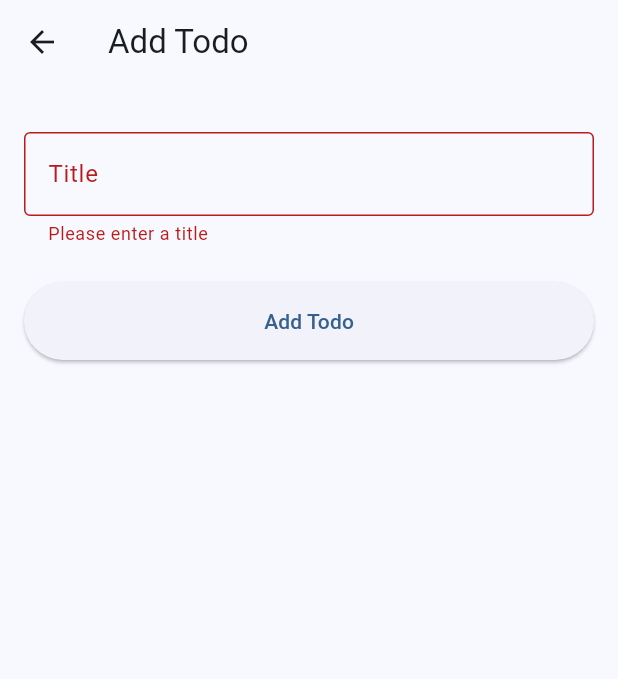
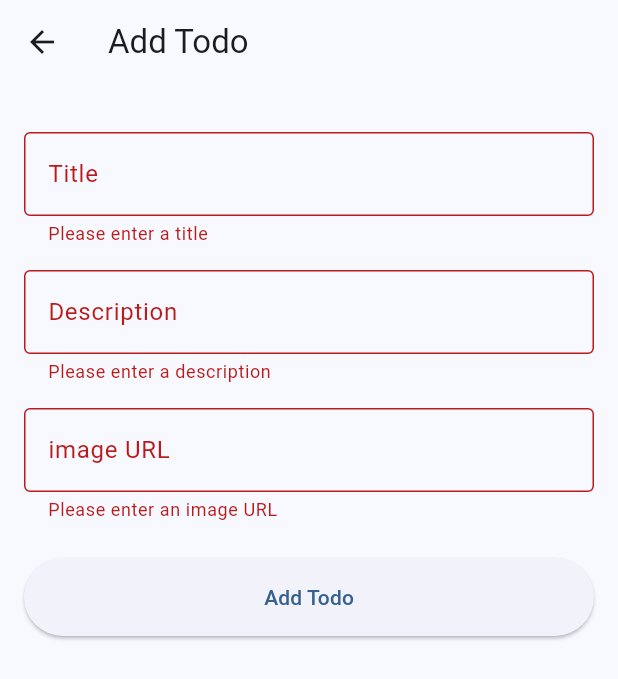
Before and after one commit to getflip/flutter_workshop_todo_app, a Flutter app: the TodoFormScreen screen opened directly, after a tap on "Add Todo", on a phone screen of 412 x 824 dp. Shown: the top 679 px of the screen. Run offline on Flutter 3.47's test engine with Material 3 defaults, Android fonts, the phone set to English and light mode, and no system bars; our stand-ins replace equatable, flutter_bloc, freezed_annotation, get_it, injectable and 1 more; missing offline and left inert: dart:ffi; accounts and stored records are empty; network calls fail.

Commit message:
extend DTOs and internal data structures with new fields together with new fields in task creation widget

```diff
--- a/lib/features/todo/data/datasources/todo_remote_datasource.dart
+++ b/lib/features/todo/data/datasources/todo_remote_datasource.dart
@@ -4,14 +4,14 @@ import 'dart:developer';
 import 'package:http/http.dart' as http;
 import 'package:injectable/injectable.dart';
 import 'package:uuid/uuid.dart';
+import 'package:uuid/v4.dart';
 
 import '../models/todo_dto.dart';
 
 @injectable
 class TodoRemoteDataSource {
   final http.Client _client;
-  // TODO: Replace this with the URL we provide you
-  final String baseUrl = 'https://6825aa0f0f0188d7e72ddd9a.mockapi.io/api/v1';
+  final String baseUrl = 'https://6835745dcd78db2058c1928b.mockapi.io';
 
   TodoRemoteDataSource(this._client);
 
@@ -24,7 +24,7 @@ class TodoRemoteDataSource {
         log('API Response: ${response.body}');
         return jsonList.map((json) => TodoDTO.fromJson(json)).toList();
       } else {
-        throw Exception('Failed to load todos: ${response.statusCode}');
+        throw Exception('Failed to load todos: ${response.statusCode} \n ${response.body}');
       }
     } catch (e) {
       log('Error fetching todos: $e');
@@ -32,9 +32,16 @@ class TodoRemoteDataSource {
     }
   }
 
-  Future<TodoDTO> addTodo(String title) async {
+  Future<TodoDTO> addTodo(String title, String description, String imageUrl) async {
     try {
-      final newTodo = {'title': title, 'createdAtSeconds': DateTime.now().millisecondsSinceEpoch ~/ 1000};
+      final newTodo = {
+        'id': generateId(),
+        'title': title,
+        'createdAtSeconds': DateTime.now().millisecondsSinceEpoch ~/ 1000,
+        'isDone': false,
+        'imageUrl': imageUrl,
+        'description': description,
+      };
 
       log('Sending todo: ${json.encode(newTodo)}');
 
@@ -53,7 +60,7 @@ class TodoRemoteDataSource {
         // If the API response is not in the expected format, transform it
         return TodoDTO.fromJson(responseData);
       } else {
-        throw Exception('Failed to create todo: ${response.statusCode}');
+        throw Exception('Failed to create todo: ${response.statusCode} \n ${response.body}');
       }
     } catch (e) {
       log('Error adding todo: $e');
--- a/lib/features/todo/data/models/todo_dto.dart
+++ b/lib/features/todo/data/models/todo_dto.dart
@@ -11,6 +11,9 @@ class TodoDTO with _$TodoDTO {
     required String id,
     required String title,
     int? createdAtSeconds,
+    required bool isDone,
+    String? description,
+    String? imageUrl,
   }) = _TodoDTO;
 
   factory TodoDTO.fromJson(Map<String, dynamic> json) => _$TodoDTOFromJson(json);
--- a/lib/features/todo/data/repositories/todo_repository.dart
+++ b/lib/features/todo/data/repositories/todo_repository.dart
@@ -34,10 +34,10 @@ class TodoRepository {
   }
 
   // Add a new todo remotely
-  Future<void> addTodo(String title) async {
+  Future<void> addTodo(String title, String description, String imageUrl) async {
     try {
       // Add todo remotely
-      await remoteDataSource.addTodo(title);
+      await remoteDataSource.addTodo(title, description, imageUrl);
     } catch (e) {
       log('Error adding remote todo: $e');
     }
@@ -51,10 +51,10 @@ class TodoRepository {
         createdAt = DateTime.fromMillisecondsSinceEpoch(dto.createdAtSeconds! * 1000);
       }
 
-      return TodoModel(id: dto.id, title: dto.title, createdAt: createdAt);
+      return TodoModel(id: dto.id, title: dto.title, createdAt: createdAt, isDone: dto.isDone);
     } catch (e) {
       log('Error mapping DTO to model: $e');
-      return TodoModel(id: const Uuid().v4(), title: 'Unknown title', createdAt: DateTime.now());
+      return TodoModel(id: const Uuid().v4(), title: 'Unknown title', createdAt: DateTime.now(), isDone: false);
     }
   }
 }
--- a/lib/features/todo/domain/models/todo_model.dart
+++ b/lib/features/todo/domain/models/todo_model.dart
@@ -1,3 +1,5 @@
+import 'dart:ffi';
+
 import 'package:freezed_annotation/freezed_annotation.dart';
 import 'package:intl/intl.dart';
 
@@ -8,7 +10,7 @@ part 'todo_model.g.dart';
 class TodoModel with _$TodoModel {
   const TodoModel._();
 
-  const factory TodoModel({required String id, required String title, DateTime? createdAt}) =
+  const factory TodoModel({required String id, required String title, DateTime? createdAt, String? imageUrl, String? description, required bool isDone}) =
       _TodoModel;
 
   DateTime get effectiveCreatedAt => createdAt ?? DateTime.now();
--- a/lib/features/todo/presentation/cubits/todo_cubit.dart
+++ b/lib/features/todo/presentation/cubits/todo_cubit.dart
@@ -21,10 +21,10 @@ class TodoCubit extends Cubit<TodoState> {
     }
   }
 
-  Future<void> addTodo(String title) async {
+  Future<void> addTodo(String title, String description, String imageUrl) async {
     try {
       emit(TodosLoading());
-      await _repository.addTodo(title);
+      await _repository.addTodo(title, description, imageUrl);
       await loadTodos();
     } catch (e) {
       emit(TodosError(message: e.toString()));
--- a/lib/features/todo/presentation/screens/todo_form_screen.dart
+++ b/lib/features/todo/presentation/screens/todo_form_screen.dart
@@ -13,16 +13,24 @@ class TodoFormScreen extends StatefulWidget {
 class _TodoFormScreenState extends State<TodoFormScreen> {
   final _formKey = GlobalKey<FormState>();
   final _titleController = TextEditingController();
+  final _descriptionController = TextEditingController();
+  final _imageUrlController = TextEditingController();
 
   @override
   void dispose() {
     _titleController.dispose();
+    _descriptionController.dispose();
+    _imageUrlController.dispose();
     super.dispose();
   }
 
   void _submitForm() {
     if (_formKey.currentState?.validate() ?? false) {
-      context.read<TodoCubit>().addTodo(_titleController.text);
+      context.read<TodoCubit>().addTodo(
+        _titleController.text,
+        _descriptionController.text,
+        _imageUrlController.text,
+      );
       Navigator.pop(context);
     }
   }
@@ -41,7 +49,10 @@ class _TodoFormScreenState extends State<TodoFormScreen> {
               const SizedBox(height: 16),
               TextFormField(
                 controller: _titleController,
-                decoration: const InputDecoration(labelText: 'Title', border: OutlineInputBorder()),
+                decoration: const InputDecoration(
+                  labelText: 'Title',
+                  border: OutlineInputBorder(),
+                ),
                 validator: (value) {
                   if (value == null || value.isEmpty) {
                     return 'Please enter a title';
@@ -49,10 +60,40 @@ class _TodoFormScreenState extends State<TodoFormScreen> {
                   return null;
                 },
               ),
+              const SizedBox(height: 16),
+              TextFormField(
+                controller: _descriptionController,
+                decoration: const InputDecoration(
+                  labelText: 'Description',
+                  border: OutlineInputBorder(),
+                ),
+                validator: (value) {
+                  if (value == null || value.isEmpty) {
+                    return 'Please enter a description';
+                  }
+                  return null;
+                },
+              ),
+              const SizedBox(height: 16),
+              TextFormField(
+                controller: _imageUrlController,
+                decoration: const InputDecoration(
+                  labelText: 'image URL',
+                  border: OutlineInputBorder(),
+                ),
+                validator: (value) {
+                  if (value == null || value.isEmpty) {
+                    return 'Please enter an image URL';
+                  }
+                  return null;
+                },
+              ),
               const SizedBox(height: 24),
               ElevatedButton(
                 onPressed: _submitForm,
-                style: ElevatedButton.styleFrom(padding: const EdgeInsets.symmetric(vertical: 16)),
+                style: ElevatedButton.styleFrom(
+                  padding: const EdgeInsets.symmetric(vertical: 16),
+                ),
                 child: const Text('Add Todo'),
               ),
             ],
```
Also changed, not shown: lib/features/todo/data/models/todo_dto.freezed.dart, lib/features/todo/data/models/todo_dto.g.dart, lib/features/todo/domain/models/todo_model.freezed.dart, lib/features/todo/domain/models/todo_model.g.dart.
